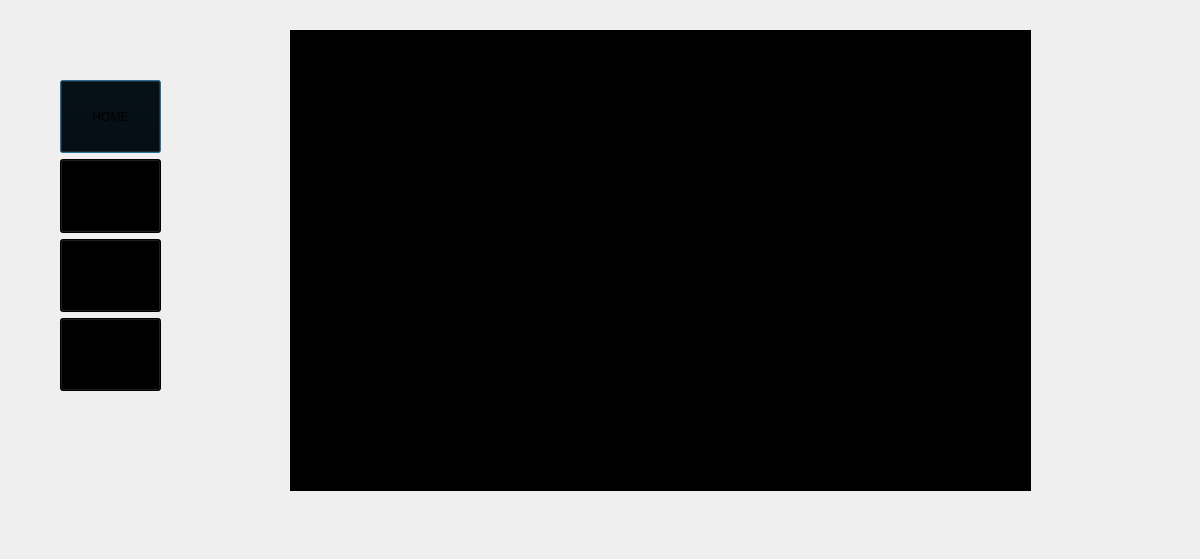
Qt form secondialogbox/studentdashboard.ui (SijanBhandari17/iams) before a commit.
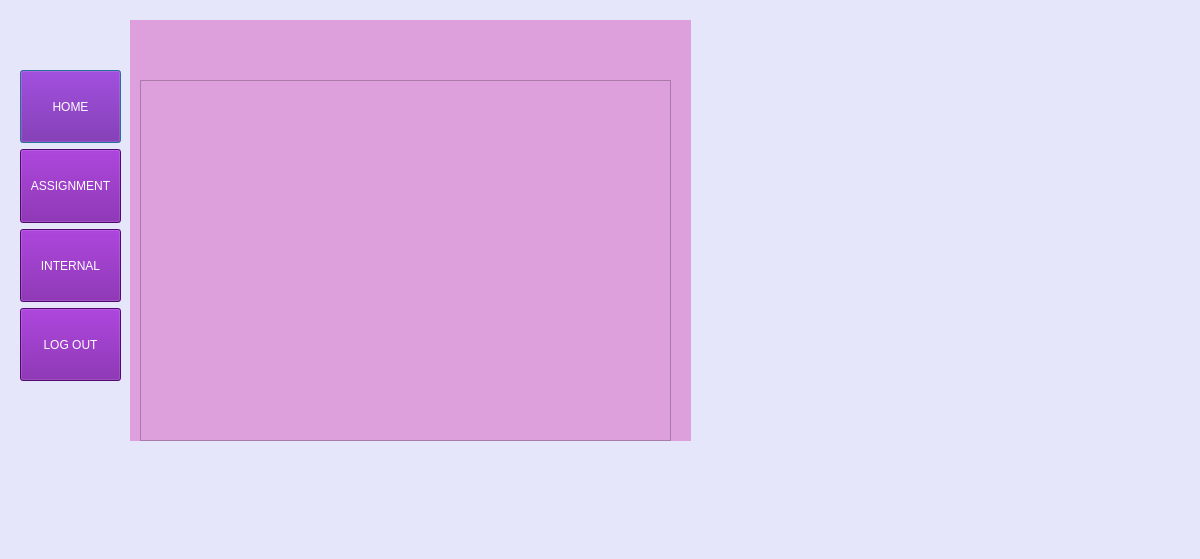
The same form after that commit. The open tabs and pages were chosen to show the change.

```diff
--- a/secondialogbox/studentdashboard.ui
+++ b/secondialogbox/studentdashboard.ui
@@ -13,11 +13,14 @@
   <property name="windowTitle">
    <string>Dialog</string>
   </property>
+  <property name="styleSheet">
+   <string notr="true">background-color:rgb(230, 230, 250)</string>
+  </property>
   <widget class="QWidget" name="verticalLayoutWidget">
    <property name="geometry">
     <rect>
-     <x>60</x>
-     <y>80</y>
+     <x>20</x>
+     <y>70</y>
      <width>101</width>
      <height>311</height>
     </rect>
@@ -32,7 +35,8 @@
        </sizepolicy>
       </property>
       <property name="styleSheet">
-       <string notr="true">background-color: rgb(0, 0, 0);</string>
+       <string notr="true">background-color: rgb(114, 14, 158);
+color: white</string>
       </property>
       <property name="text">
        <string>HOME</string>
@@ -48,7 +52,8 @@
        </sizepolicy>
       </property>
       <property name="styleSheet">
-       <string notr="true">background-color: rgb(0, 0, 0);</string>
+       <string notr="true">background-color: rgb(114, 14, 158);
+color: white</string>
       </property>
       <property name="text">
        <string>ASSIGNMENT</string>
@@ -64,7 +69,8 @@
        </sizepolicy>
       </property>
       <property name="styleSheet">
-       <string notr="true">background-color: rgb(0, 0, 0);</string>
+       <string notr="true">background-color: rgb(114, 14, 158);
+color: white</string>
       </property>
       <property name="text">
        <string>INTERNAL</string>
@@ -80,7 +86,8 @@
        </sizepolicy>
       </property>
       <property name="styleSheet">
-       <string notr="true">background-color: rgb(0, 0, 0);</string>
+       <string notr="true">background-color: rgb(114, 14, 158);
+color: white</string>
       </property>
       <property name="text">
        <string>LOG OUT</string>
@@ -92,14 +99,15 @@
   <widget class="QStackedWidget" name="stackedWidget">
    <property name="geometry">
     <rect>
-     <x>290</x>
-     <y>30</y>
-     <width>741</width>
-     <height>461</height>
+     <x>130</x>
+     <y>20</y>
+     <width>561</width>
+     <height>421</height>
     </rect>
    </property>
    <property name="styleSheet">
-    <string notr="true">background-color: rgb(0, 0, 0);</string>
+    <string notr="true">background-color: rgb(221, 160, 221);
+color: black</string>
    </property>
    <property name="currentIndex">
     <number>1</number>
@@ -135,18 +143,15 @@
     </widget>
    </widget>
    <widget class="QWidget" name="Internal">
-    <widget class="QLabel" name="label_2">
+    <widget class="QTableView" name="tableView">
      <property name="geometry">
       <rect>
-       <x>270</x>
-       <y>160</y>
-       <width>191</width>
-       <height>91</height>
+       <x>10</x>
+       <y>60</y>
+       <width>531</width>
+       <height>361</height>
       </rect>
      </property>
-     <property name="text">
-      <string>Internal</string>
-     </property>
     </widget>
    </widget>
   </widget>
```
Left out of the diff: 6 changed lines with no effect on the pictures.
